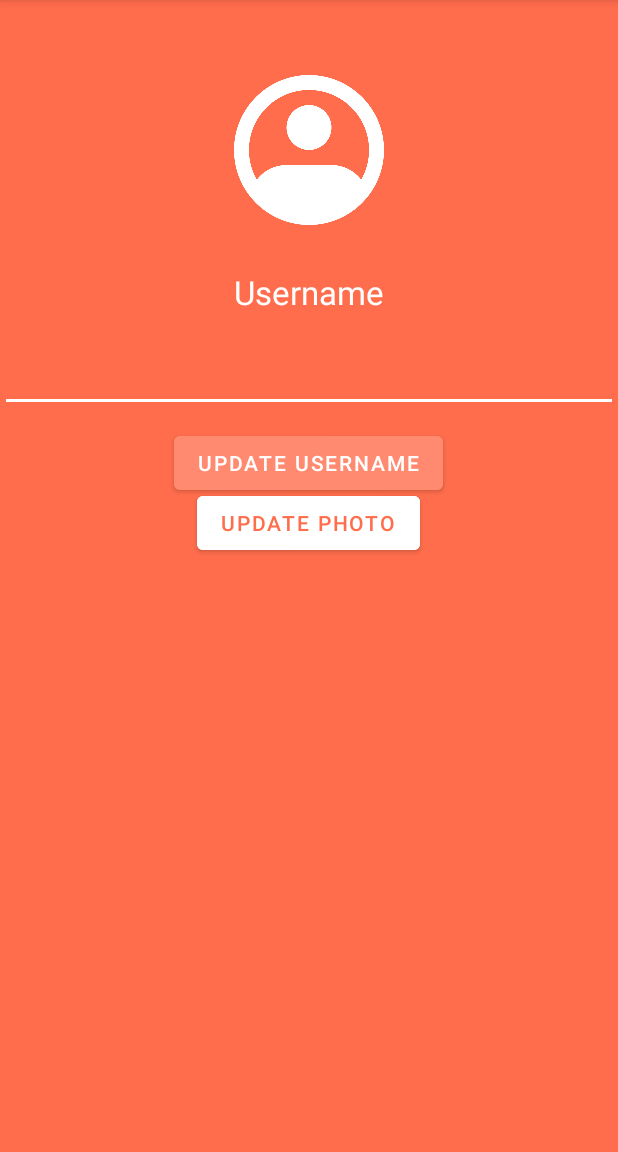
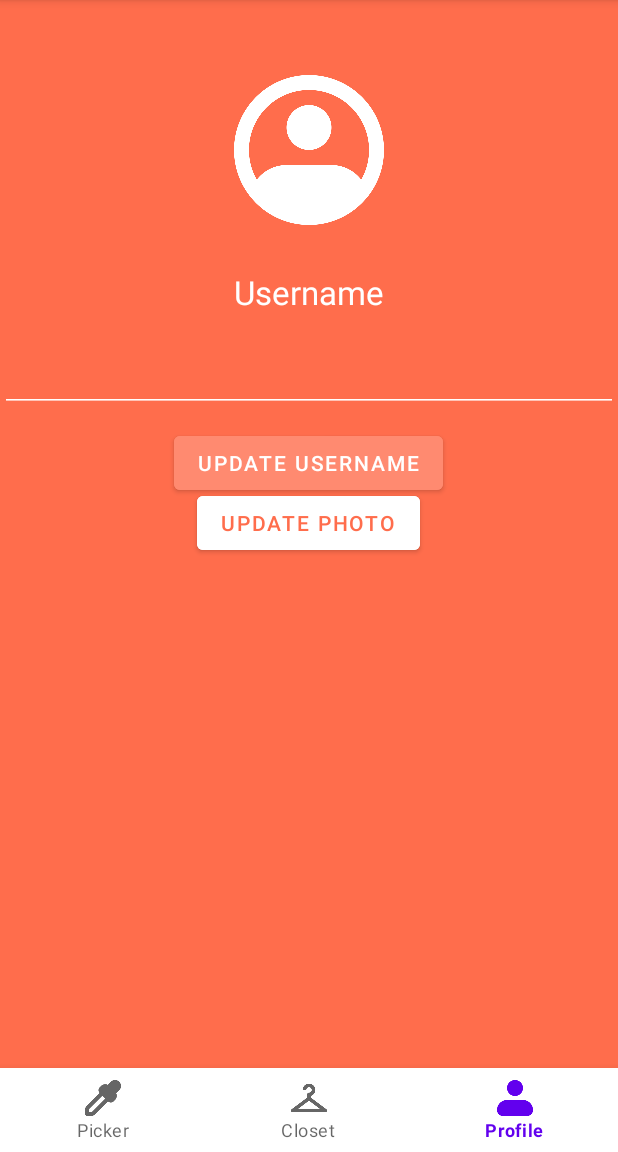
Before and after one commit to bropeter8/OutfitPicker, an Android app: the screen it shows after launch (ProfileActivity before the commit, MainActivity after it), item 3 of the bottom bar chosen, on a phone screen of 412 x 824 dp, the part 84-1236 px from its top. Run offline under Robolectric (Android 15) with nearby library versions, the light colour scheme and no system bars.

Commit message:
Profile Favourites Update

```diff
--- a/app/src/main/java/si/uni_lj/fe/tnuv/outfitpicker2/MainActivity.java
+++ b/app/src/main/java/si/uni_lj/fe/tnuv/outfitpicker2/MainActivity.java
@@ -4,8 +4,6 @@ import androidx.appcompat.app.AppCompatActivity;
 import androidx.fragment.app.Fragment;
 import androidx.fragment.app.FragmentManager;
 import androidx.fragment.app.FragmentTransaction;
-
-import android.content.Intent;
 import android.os.Bundle;
 
 import si.uni_lj.fe.tnuv.outfitpicker2.databinding.ActivityMainBinding;
@@ -27,9 +25,7 @@ public class MainActivity extends AppCompatActivity {
             } else if (item.getItemId() == R.id.closet) {
                 replaceFragment(new ClosetFragment());
             } else if (item.getItemId() == R.id.profile) {
-                // Start ProfileActivity instead of replacing fragment
-                Intent intent = new Intent(this, ProfileActivity.class);
-                startActivity(intent);
+                replaceFragment(new ProfileFragment());
             }
             return true;
         });
--- /dev/null
+++ b/app/src/main/java/si/uni_lj/fe/tnuv/outfitpicker2/OutfitsAdapter.java
@@ -0,0 +1,51 @@
+package si.uni_lj.fe.tnuv.outfitpicker2;
+
+import android.view.LayoutInflater;
+import android.view.View;
+import android.view.ViewGroup;
+import android.widget.ImageView;
+
+import androidx.annotation.NonNull;
+import androidx.recyclerview.widget.RecyclerView;
+
+import java.util.List;
+
+public class OutfitsAdapter extends RecyclerView.Adapter<OutfitsAdapter.OutfitViewHolder> {
+
+    private List<int[]> savedOutfits;
+    private int[] tops = {R.drawable.blue_tshirt, R.drawable.black_tshirt}; // Update these as per your drawable resources
+    private int[] bottoms = {R.drawable.black_jeans, R.drawable.blue_jeans}; // Update these as per your drawable resources
+
+    public OutfitsAdapter(List<int[]> savedOutfits) {
+        this.savedOutfits = savedOutfits;
+    }
+
+    @NonNull
+    @Override
+    public OutfitViewHolder onCreateViewHolder(@NonNull ViewGroup parent, int viewType) {
+        View view = LayoutInflater.from(parent.getContext()).inflate(R.layout.item_outfit, parent, false);
+        return new OutfitViewHolder(view);
+    }
+
+    @Override
+    public void onBindViewHolder(@NonNull OutfitViewHolder holder, int position) {
+        int[] outfit = savedOutfits.get(position);
+        holder.topImageView.setImageResource(tops[outfit[0]]);
+        holder.bottomImageView.setImageResource(bottoms[outfit[1]]);
+    }
+
+    @Override
+    public int getItemCount() {
+        return savedOutfits.size();
+    }
+
+    static class OutfitViewHolder extends RecyclerView.ViewHolder {
+        ImageView topImageView, bottomImageView;
+
+        public OutfitViewHolder(@NonNull View itemView) {
+            super(itemView);
+            topImageView = itemView.findViewById(R.id.top_image_view);
+            bottomImageView = itemView.findViewById(R.id.bottom_image_view);
+        }
+    }
+}
--- a/app/src/main/java/si/uni_lj/fe/tnuv/outfitpicker2/PickerFragment.java
+++ b/app/src/main/java/si/uni_lj/fe/tnuv/outfitpicker2/PickerFragment.java
@@ -1,103 +1,114 @@
 package si.uni_lj.fe.tnuv.outfitpicker2;
 
+import android.content.Context;
+import android.content.SharedPreferences;
 import android.os.Bundle;
 
+import androidx.annotation.NonNull;
+import androidx.annotation.Nullable;
 import androidx.fragment.app.Fragment;
 import androidx.viewpager2.widget.ViewPager2;
 
 import android.view.LayoutInflater;
 import android.view.View;
 import android.view.ViewGroup;
+import android.widget.Button;
+import android.widget.Toast;
 
 import java.util.ArrayList;
+import java.util.HashSet;
+import java.util.Set;
 
-
-/**
- * A simple {@link Fragment} subclass.
- * Use the {@link PickerFragment#newInstance} factory method to
- * create an instance of this fragment.
- */
 public class PickerFragment extends Fragment {
 
-    // TODO: Rename parameter arguments, choose names that match
-    // the fragment initialization parameters, e.g. ARG_ITEM_NUMBER
-    private static final String ARG_PARAM1 = "param1";
-    private static final String ARG_PARAM2 = "param2";
+    private static final String PREFS_NAME = "outfit_prefs";
+    private static final String PREF_OUTFITS = "saved_outfits";
 
-    // TODO: Rename and change types of parameters
-    private String mParam1;
-    private String mParam2;
+    private ViewPager2 viewPagerTop, viewPagerBottom;
+    private Button saveOutfitButton;
+    private VPAdapter vpAdapterTop, vpAdapterBottom;
+    private SharedPreferences sharedPreferences;
 
     public PickerFragment() {
         // Required empty public constructor
     }
 
-    /**
-     * Use this factory method to create a new instance of
-     * this fragment using the provided parameters.
-     *
-     * @param param1 Parameter 1.
-     * @param param2 Parameter 2.
-     * @return A new instance of fragment PickerFragment.
-     */
-    // TODO: Rename and change types and number of parameters
-    public static PickerFragment newInstance(String param1, String param2) {
-        PickerFragment fragment = new PickerFragment();
-        Bundle args = new Bundle();
-        args.putString(ARG_PARAM1, param1);
-        args.putString(ARG_PARAM2, param2);
-        fragment.setArguments(args);
-        return fragment;
+    @Override
+    public void onCreate(@Nullable Bundle savedInstanceState) {
+        super.onCreate(savedInstanceState);
+        sharedPreferences = requireActivity().getSharedPreferences(PREFS_NAME, Context.MODE_PRIVATE);
     }
 
+    @Nullable
     @Override
-    public void onCreate(Bundle savedInstanceState) {
-        super.onCreate(savedInstanceState);
-        if (getArguments() != null) {
-            mParam1 = getArguments().getString(ARG_PARAM1);
-            mParam2 = getArguments().getString(ARG_PARAM2);
-        }
-    }
+    public View onCreateView(@NonNull LayoutInflater inflater, @Nullable ViewGroup container, @Nullable Bundle savedInstanceState) {
+        View view = inflater.inflate(R.layout.fragment_picker, container, false);
 
-    @Override
-    public View onCreateView(LayoutInflater inflater, ViewGroup container,
-                             Bundle savedInstanceState) {
-        View view = inflater.inflate(R.layout.fragment_picker, container, false);
-        ViewPager2 viewPagerTop = view.findViewById(R.id.viewpager_top);
-        // Assuming you have a list of drawable resources for tops
+        viewPagerTop = view.findViewById(R.id.viewpager_top);
+        viewPagerBottom = view.findViewById(R.id.viewpager_bottom);
+        saveOutfitButton = view.findViewById(R.id.save_outfit_button);
+
+        // Assuming you have a list of drawable resources for tops and bottoms
         int[] tops = {R.drawable.blue_tshirt, R.drawable.black_tshirt};
+        int[] bottoms = {R.drawable.black_jeans, R.drawable.blue_jeans};
+
         ArrayList<ViewPagerItem> viewPagerTopItems = new ArrayList<>();
         for (int top : tops) {
-            ViewPagerItem item = new ViewPagerItem(top);
-            viewPagerTopItems.add(item);
+            viewPagerTopItems.add(new ViewPagerItem(top));
         }
-        VPAdapter vpAdapterTop = new VPAdapter(viewPagerTopItems);
+        vpAdapterTop = new VPAdapter(viewPagerTopItems);
         viewPagerTop.setAdapter(vpAdapterTop);
 
-        // Initialize and set up the ViewPager for bottoms
-        ViewPager2 viewPagerBottom = view.findViewById(R.id.viewpager_bottom);
-        // Assuming you have a list of drawable resources for bottoms
-        int[] bottoms = {R.drawable.black_jeans, R.drawable.blue_jeans};
         ArrayList<ViewPagerItem> viewPagerBottomItems = new ArrayList<>();
         for (int bottom : bottoms) {
-            ViewPagerItem item = new ViewPagerItem(bottom);
-            viewPagerBottomItems.add(item);
+            viewPagerBottomItems.add(new ViewPagerItem(bottom));
         }
-        VPAdapter vpAdapterBottom = new VPAdapter(viewPagerBottomItems);
+        vpAdapterBottom = new VPAdapter(viewPagerBottomItems);
         viewPagerBottom.setAdapter(vpAdapterBottom);
 
-        // Set additional properties for both ViewPagers if needed
-        // For example:
-        viewPagerTop.setClipToPadding(false);
-        viewPagerTop.setClipChildren(false);
-        viewPagerTop.setOffscreenPageLimit(3);
-        viewPagerTop.getChildAt(0).setOverScrollMode(View.OVER_SCROLL_NEVER);
+        saveOutfitButton.setOnClickListener(new View.OnClickListener() {
+            @Override
+            public void onClick(View v) {
+                saveSelectedOutfit();
+            }
+        });
 
-        viewPagerBottom.setClipToPadding(false);
-        viewPagerBottom.setClipChildren(false);
-        viewPagerBottom.setOffscreenPageLimit(3);
-        viewPagerBottom.getChildAt(0).setOverScrollMode(View.OVER_SCROLL_NEVER);
+        loadSavedOutfits();
 
         return view;
     }
+
+    private void saveSelectedOutfit() {
+        int selectedTop = viewPagerTop.getCurrentItem();
+        int selectedBottom = viewPagerBottom.getCurrentItem();
+
+        String outfit = selectedTop + "," + selectedBottom;
+
+        Set<String> savedOutfits = sharedPreferences.getStringSet(PREF_OUTFITS, new HashSet<>());
+        savedOutfits.add(outfit);
+
+        SharedPreferences.Editor editor = sharedPreferences.edit();
+        editor.putStringSet(PREF_OUTFITS, savedOutfits);
+        editor.apply();
+
+        Toast.makeText(requireContext(), "Outfit saved successfully", Toast.LENGTH_SHORT).show();
+    }
+
+    private void loadSavedOutfits() {
+        // Retrieve saved outfits from SharedPreferences
+        Set<String> savedOutfits = sharedPreferences.getStringSet(PREF_OUTFITS, new HashSet<>());
+
+        // For demonstration, you might parse and display them
+        if (!savedOutfits.isEmpty()) {
+            // Get the last saved outfit
+            String lastSavedOutfit = savedOutfits.iterator().next();
+            String[] outfitParts = lastSavedOutfit.split(",");
+            int savedTopPosition = Integer.parseInt(outfitParts[0]);
+            int savedBottomPosition = Integer.parseInt(outfitParts[1]);
+
+            // Ensure viewpagers are set to the saved positions
+            viewPagerTop.setCurrentItem(savedTopPosition);
+            viewPagerBottom.setCurrentItem(savedBottomPosition);
+        }
+    }
 }
--- a/app/src/main/java/si/uni_lj/fe/tnuv/outfitpicker2/ProfileFragment.java
+++ b/app/src/main/java/si/uni_lj/fe/tnuv/outfitpicker2/ProfileFragment.java
@@ -1,64 +1,147 @@
 package si.uni_lj.fe.tnuv.outfitpicker2;
 
+import android.Manifest;
+import android.content.Context;
+import android.content.Intent;
+import android.content.SharedPreferences;
+import android.content.pm.PackageManager;
+import android.net.Uri;
+import android.os.Build;
 import android.os.Bundle;
-
-import androidx.fragment.app.Fragment;
-
+import android.provider.MediaStore;
 import android.view.LayoutInflater;
 import android.view.View;
 import android.view.ViewGroup;
+import android.widget.Button;
+import android.widget.EditText;
+import android.widget.ImageView;
+import android.widget.TextView;
+import androidx.activity.result.ActivityResultLauncher;
+import androidx.activity.result.contract.ActivityResultContracts;
+import androidx.annotation.NonNull;
+import androidx.annotation.Nullable;
+import androidx.core.app.ActivityCompat;
+import androidx.core.content.ContextCompat;
+import androidx.fragment.app.Fragment;
+import androidx.recyclerview.widget.LinearLayoutManager;
+import androidx.recyclerview.widget.RecyclerView;
 
-/**
- * A simple {@link Fragment} subclass.
- * Use the {@link ProfileFragment#newInstance} factory method to
- * create an instance of this fragment.
- */
+import java.util.ArrayList;
+import java.util.HashSet;
+import java.util.List;
+import java.util.Set;
+
 public class ProfileFragment extends Fragment {
 
-    // TODO: Rename parameter arguments, choose names that match
-    // the fragment initialization parameters, e.g. ARG_ITEM_NUMBER
-    private static final String ARG_PARAM1 = "param1";
-    private static final String ARG_PARAM2 = "param2";
+    private static final int PERMISSION_REQUEST_CODE = 100;
 
-    // TODO: Rename and change types of parameters
-    private String mParam1;
-    private String mParam2;
+    private ImageView profilePhoto;
+    private TextView username;
+    private EditText usernameInput;
+    private Button updateButton, changePhotoButton;
 
-    public ProfileFragment() {
-        // Required empty public constructor
+    private static final String PREFS_NAME = "outfit_prefs";
+    private static final String PREF_OUTFITS = "saved_outfits";
+
+    private SharedPreferences sharedPreferences;
+    private RecyclerView outfitsRecyclerView;
+    private OutfitsAdapter outfitsAdapter;
+    private List<int[]> savedOutfits;
+
+    @Nullable
+    @Override
+    public View onCreateView(@NonNull LayoutInflater inflater, @Nullable ViewGroup container, @Nullable Bundle savedInstanceState) {
+        View view = inflater.inflate(R.layout.fragment_profile, container, false);
+
+        profilePhoto = view.findViewById(R.id.profile_photo);
+        username = view.findViewById(R.id.username);
+        usernameInput = view.findViewById(R.id.username_input);
+        updateButton = view.findViewById(R.id.update_button);
+        changePhotoButton = view.findViewById(R.id.photo_button);
+
+        updateButton.setOnClickListener(new View.OnClickListener() {
+            @Override
+            public void onClick(View v) {
+                username.setText(usernameInput.getText().toString());
+            }
+        });
+
+        changePhotoButton.setOnClickListener(new View.OnClickListener() {
+            @Override
+            public void onClick(View v) {
+                if (checkPermissions()) {
+                    pickImage();
+                } else {
+                    requestPermissions();
+                }
+            }
+        });
+
+        outfitsRecyclerView = view.findViewById(R.id.outfits_recycler_view);
+        outfitsRecyclerView.setLayoutManager(new LinearLayoutManager(getContext()));
+
+        sharedPreferences = requireActivity().getSharedPreferences(PREFS_NAME, Context.MODE_PRIVATE);
+        loadSavedOutfits();
+
+        outfitsAdapter = new OutfitsAdapter(savedOutfits);
+        outfitsRecyclerView.setAdapter(outfitsAdapter);
+
+        return view;
     }
 
-    /**
-     * Use this factory method to create a new instance of
-     * this fragment using the provided parameters.
-     *
-     * @param param1 Parameter 1.
-     * @param param2 Parameter 2.
-     * @return A new instance of fragment ProfileFragment.
-     */
-    // TODO: Rename and change types and number of parameters
-    public static ProfileFragment newInstance(String param1, String param2) {
-        ProfileFragment fragment = new ProfileFragment();
-        Bundle args = new Bundle();
-        args.putString(ARG_PARAM1, param1);
-        args.putString(ARG_PARAM2, param2);
-        fragment.setArguments(args);
-        return fragment;
+    private void loadSavedOutfits() {
+        Set<String> savedOutfitsSet = sharedPreferences.getStringSet(PREF_OUTFITS, new HashSet<>());
+        savedOutfits = new ArrayList<>();
+
+        for (String outfit : savedOutfitsSet) {
+            String[] parts = outfit.split(",");
+            int top = Integer.parseInt(parts[0]);
+            int bottom = Integer.parseInt(parts[1]);
+            savedOutfits.add(new int[]{top, bottom});
+        }
+    }
+
+    private boolean checkPermissions() {
+        if (Build.VERSION.SDK_INT >= Build.VERSION_CODES.TIRAMISU) {
+            return ContextCompat.checkSelfPermission(requireContext(), Manifest.permission.READ_MEDIA_IMAGES) == PackageManager.PERMISSION_GRANTED;
+        } else {
+            return ContextCompat.checkSelfPermission(requireContext(), Manifest.permission.READ_EXTERNAL_STORAGE) == PackageManager.PERMISSION_GRANTED;
+        }
+    }
+
+    private void requestPermissions() {
+        if (Build.VERSION.SDK_INT >= Build.VERSION_CODES.TIRAMISU) {
+            ActivityCompat.requestPermissions(requireActivity(), new String[]{Manifest.permission.READ_MEDIA_IMAGES}, PERMISSION_REQUEST_CODE);
+        } else {
+            ActivityCompat.requestPermissions(requireActivity(), new String[]{Manifest.permission.READ_EXTERNAL_STORAGE}, PERMISSION_REQUEST_CODE);
+        }
+    }
+
+    private final ActivityResultLauncher<Intent> imagePickerLauncher = registerForActivityResult(
+            new ActivityResultContracts.StartActivityForResult(),
+            result -> {
+                if (result.getResultCode() == getActivity().RESULT_OK && result.getData() != null) {
+                    Uri selectedImageUri = result.getData().getData();
+                    if (selectedImageUri != null) {
+                        profilePhoto.setImageURI(selectedImageUri);
+                    }
+                }
+            });
+
+    private void pickImage() {
+        Intent intent = new Intent(Intent.ACTION_PICK, MediaStore.Images.Media.EXTERNAL_CONTENT_URI);
+        imagePickerLauncher.launch(intent);
     }
 
     @Override
-    public void onCreate(Bundle savedInstanceState) {
-        super.onCreate(savedInstanceState);
-        if (getArguments() != null) {
-            mParam1 = getArguments().getString(ARG_PARAM1);
-            mParam2 = getArguments().getString(ARG_PARAM2);
+    public void onRequestPermissionsResult(int requestCode, @NonNull String[] permissions, @NonNull int[] grantResults) {
+        super.onRequestPermissionsResult(requestCode, permissions, grantResults);
+        if (requestCode == PERMISSION_REQUEST_CODE) {
+            if (grantResults.length > 0 && grantResults[0] == PackageManager.PERMISSION_GRANTED) {
+                pickImage();
+            } else {
+                // Add Later
+            }
         }
     }
-
-    @Override
-    public View onCreateView(LayoutInflater inflater, ViewGroup container,
-                             Bundle savedInstanceState) {
-        // Inflate the layout for this fragment
-        return inflater.inflate(R.layout.fragment_profile, container, false);
-    }
 }
--- a/app/src/main/res/layout/fragment_profile.xml
+++ b/app/src/main/res/layout/fragment_profile.xml
@@ -21,7 +21,7 @@
         android:textColor="@color/white"
         android:textSize="22sp"
         android:fontFamily="sans-serif"
-        android:text="Username" />
+        android:text="@string/username" />
 
     <EditText
         android:id="@+id/username_input"
@@ -41,7 +41,7 @@
         android:layout_centerHorizontal="true"
         android:layout_marginTop="10dp"
         android:backgroundTint="@color/lighter_main_color"
-        android:text="Update Username" />
+        android:text="@string/update_username" />
 
     <Button
         android:id="@+id/photo_button"
@@ -52,5 +52,13 @@
         android:layout_marginTop="50dp"
         android:backgroundTint="@color/white"
         android:textColor="@color/main_color"
-        android:text="Update Photo" />
+        android:text="@string/update_photo" />
+
+    <androidx.recyclerview.widget.RecyclerView
+        android:id="@+id/outfits_recycler_view"
+        android:layout_width="match_parent"
+        android:layout_height="wrap_content"
+        android:layout_marginHorizontal="20dp"
+        android:layout_marginTop="400dp" />
+
 </RelativeLayout>
--- a/app/src/main/res/values/strings.xml
+++ b/app/src/main/res/values/strings.xml
@@ -13,4 +13,8 @@
     <string name="bottom">Bottom</string>
     <string name="tops">Tops</string>
     <string name="bottoms">Bottoms</string>
+    <string name="username">Username</string>
+    <string name="update_username">Update Username</string>
+    <string name="update_photo">Update Photo</string>
+    <string name="add_to_favourites">Add to Favourites</string>
 </resources>
```
Also changed, not shown: app/src/main/res/layout/fragment_picker.xml (+11 -3 lines), app/src/main/res/layout/item_outfit.xml (added, +19 -0 lines).
